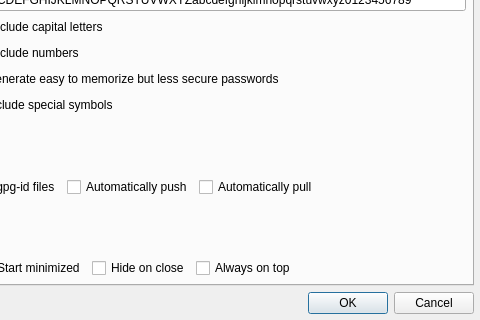
The window that src/configdialog.ui (Deadolus/QtPass) describes before a commit, drawn with Qt 5; both pictures show x 138 to 618 and y 289 to 609 of the 618 by 609 pixel window.
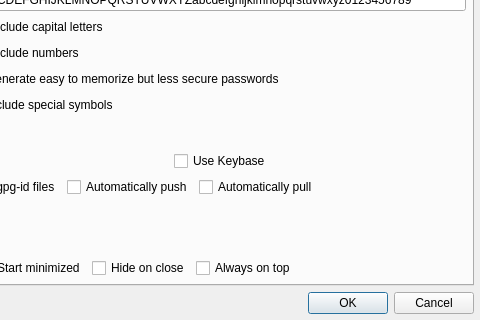
The same window after the commit. Icons and pictures are not drawn.

Commit message:
Stumbling around keybase integration
Settings are not safed on "ok" clicked

Diff of the .ui file:
```diff
--- a/src/configdialog.ui
+++ b/src/configdialog.ui
@@ -457,6 +457,16 @@
              </property>
             </widget>
            </item>
+           <item>
+            <widget class="QCheckBox" name="checkBoxUseKeybase">
+             <property name="enabled">
+              <bool>true</bool>
+             </property>
+             <property name="text">
+              <string>Use Keybase</string>
+             </property>
+            </widget>
+           </item>
           </layout>
          </item>
          <item>
```
The commit also changes 9 other files.
